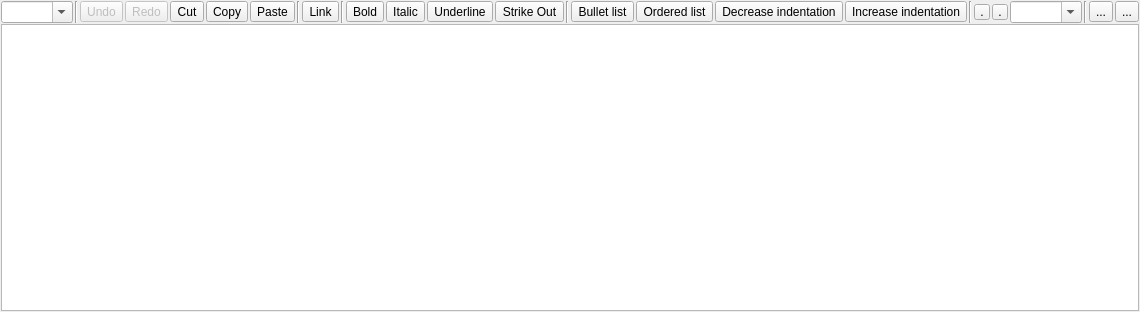
This is mrichtextedit.ui in PeteCastle/SoftwareDesignCaseStudy as Qt 5 draws it before an edit. The edited form follows.
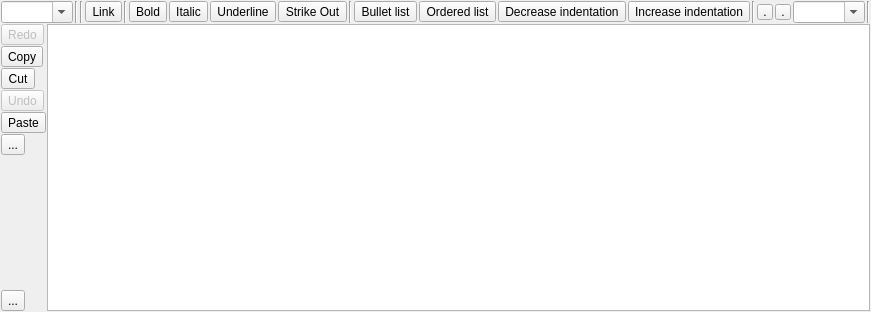
This is the edited form. Icons and pictures are not drawn. Custom widgets are drawn as their Qt base class.

What changed in the file:
```diff
--- a/mrichtextedit.ui
+++ b/mrichtextedit.ui
@@ -67,127 +67,6 @@
         </property>
        </widget>
       </item>
-      <item>
-       <widget class="QToolButton" name="f_undo">
-        <property name="enabled">
-         <bool>false</bool>
-        </property>
-        <property name="focusPolicy">
-         <enum>Qt::ClickFocus</enum>
-        </property>
-        <property name="toolTip">
-         <string>Undo (CTRL+Z)</string>
-        </property>
-        <property name="text">
-         <string>Undo</string>
-        </property>
-        <property name="icon">
-         <iconset theme="edit-undo">
-          <normaloff>.</normaloff>.</iconset>
-        </property>
-        <property name="iconSize">
-         <size>
-          <width>16</width>
-          <height>16</height>
-         </size>
-        </property>
-       </widget>
-      </item>
-      <item>
-       <widget class="QToolButton" name="f_redo">
-        <property name="enabled">
-         <bool>false</bool>
-        </property>
-        <property name="focusPolicy">
-         <enum>Qt::ClickFocus</enum>
-        </property>
-        <property name="toolTip">
-         <string>Redo</string>
-        </property>
-        <property name="text">
-         <string>Redo</string>
-        </property>
-        <property name="icon">
-         <iconset theme="edit-redo">
-          <normaloff>.</normaloff>.</iconset>
-        </property>
-        <property name="iconSize">
-         <size>
-          <width>16</width>
-          <height>16</height>
-         </size>
-        </property>
-       </widget>
-      </item>
-      <item>
-       <widget class="QToolButton" name="f_cut">
-        <property name="focusPolicy">
-         <enum>Qt::ClickFocus</enum>
-        </property>
-        <property name="toolTip">
-         <string>Cut (CTRL+X)</string>
-        </property>
-        <property name="text">
-         <string>Cut</string>
-        </property>
-        <property name="icon">
-         <iconset theme="edit-cut">
-          <normaloff>.</normaloff>.</iconset>
-        </property>
-        <property name="iconSize">
-         <size>
-          <width>16</width>
-          <height>16</height>
-         </size>
-        </property>
-       </widget>
-      </item>
-      <item>
-       <widget class="QToolButton" name="f_copy">
-        <property name="focusPolicy">
-         <enum>Qt::ClickFocus</enum>
-        </property>
-        <property name="toolTip">
-         <string>Copy (CTRL+C)</string>
-        </property>
-        <property name="text">
-         <string>Copy</string>
-        </property>
-        <property name="icon">
-         <iconset theme="edit-copy">
-          <normaloff>.</normaloff>.</iconset>
-        </property>
-        <property name="iconSize">
-         <size>
-          <width>16</width>
-          <height>16</height>
-         </size>
-        </property>
-       </widget>
-      </item>
-      <item>
-       <widget class="QToolButton" name="f_paste">
-        <property name="focusPolicy">
-         <enum>Qt::ClickFocus</enum>
-        </property>
-        <property name="toolTip">
-         <string>Paste (CTRL+V)</string>
-        </property>
-        <property name="text">
-         <string>Paste</string>
-        </property>
-        <property name="icon">
-         <iconset theme="edit-paste">
-          <normaloff>.</normaloff>.</iconset>
-        </property>
-        <property name="iconSize">
-         <size>
-          <width>16</width>
-          <height>16</height>
-         </size>
-        </property>
-       </widget>
-      </item>
       <item>
        <widget class="Line" name="line">
         <property name="orientation">
@@ -502,13 +381,6 @@
         </property>
        </widget>
       </item>
-      <item>
-       <widget class="QToolButton" name="f_image">
-        <property name="text">
-         <string notr="true">...</string>
-        </property>
-       </widget>
-      </item>
       <item>
        <spacer name="horizontalSpacer">
         <property name="orientation">
@@ -522,13 +394,6 @@
         </property>
        </spacer>
       </item>
-      <item>
-       <widget class="QToolButton" name="f_menu">
-        <property name="text">
-         <string>...</string>
-        </property>
-       </widget>
-      </item>
      </layout>
      <zorder>f_paragraph</zorder>
      <zorder>line_4</zorder>
@@ -559,14 +424,176 @@
     </widget>
    </item>
    <item>
-    <widget class="MTextEdit" name="f_textedit">
-     <property name="autoFormatting">
-      <set>QTextEdit::AutoNone</set>
+    <layout class="QHBoxLayout" name="horizontalLayout_2">
+     <property name="topMargin">
+      <number>0</number>
      </property>
-     <property name="tabChangesFocus">
-      <bool>true</bool>
-     </property>
-    </widget>
+     <item>
+      <layout class="QVBoxLayout" name="verticalLayout_2">
+       <property name="leftMargin">
+        <number>0</number>
+       </property>
+       <item>
+        <widget class="QToolButton" name="f_redo">
+         <property name="enabled">
+          <bool>false</bool>
+         </property>
+         <property name="focusPolicy">
+          <enum>Qt::ClickFocus</enum>
+         </property>
+         <property name="toolTip">
+          <string>Redo</string>
+         </property>
+         <property name="text">
+          <string>Redo</string>
+         </property>
+         <property name="icon">
+          <iconset theme="edit-redo">
+           <normaloff>.</normaloff>.</iconset>
+         </property>
+         <property name="iconSize">
+          <size>
+           <width>16</width>
+           <height>16</height>
+          </size>
+         </property>
+        </widget>
+       </item>
+       <item>
+        <widget class="QToolButton" name="f_copy">
+         <property name="focusPolicy">
+          <enum>Qt::ClickFocus</enum>
+         </property>
+         <property name="toolTip">
+          <string>Copy (CTRL+C)</string>
+         </property>
+         <property name="text">
+          <string>Copy</string>
+         </property>
+         <property name="icon">
+          <iconset theme="edit-copy">
+           <normaloff>.</normaloff>.</iconset>
+         </property>
+         <property name="iconSize">
+          <size>
+           <width>16</width>
+           <height>16</height>
+          </size>
+         </property>
+        </widget>
+       </item>
+       <item>
+        <widget class="QToolButton" name="f_cut">
+         <property name="focusPolicy">
+          <enum>Qt::ClickFocus</enum>
+         </property>
+         <property name="toolTip">
+          <string>Cut (CTRL+X)</string>
+         </property>
+         <property name="text">
+          <string>Cut</string>
+         </property>
+         <property name="icon">
+          <iconset theme="edit-cut">
+           <normaloff>.</normaloff>.</iconset>
+         </property>
+         <property name="iconSize">
+          <size>
+           <width>16</width>
+           <height>16</height>
+          </size>
+         </property>
+        </widget>
+       </item>
+       <item>
+        <widget class="QToolButton" name="f_undo">
+         <property name="enabled">
+          <bool>false</bool>
+         </property>
+         <property name="focusPolicy">
+          <enum>Qt::ClickFocus</enum>
+         </property>
+         <property name="toolTip">
+          <string>Undo (CTRL+Z)</string>
+         </property>
+         <property name="text">
+          <string>Undo</string>
+         </property>
+         <property name="icon">
+          <iconset theme="edit-undo">
+           <normaloff>.</normaloff>.</iconset>
+         </property>
+         <property name="iconSize">
+          <size>
+           <width>16</width>
+           <height>16</height>
+          </size>
+         </property>
+        </widget>
+       </item>
+       <item>
+        <widget class="QToolButton" name="f_paste">
+         <property name="focusPolicy">
+          <enum>Qt::ClickFocus</enum>
+         </property>
+         <property name="toolTip">
+          <string>Paste (CTRL+V)</string>
+         </property>
+         <property name="text">
+          <string>Paste</string>
+         </property>
+         <property name="icon">
+          <iconset theme="edit-paste">
+           <normaloff>.</normaloff>.</iconset>
+         </property>
+         <property name="iconSize">
+          <size>
+           <width>16</width>
+           <height>16</height>
+          </size>
+         </property>
+        </widget>
+       </item>
+       <item>
+        <widget class="QToolButton" name="f_image">
+         <property name="text">
+          <string notr="true">...</string>
+         </property>
+        </widget>
+       </item>
+       <item>
+        <spacer name="verticalSpacer">
+         <property name="orientation">
+          <enum>Qt::Vertical</enum>
+         </property>
+         <property name="sizeHint" stdset="0">
+          <size>
+           <width>20</width>
+           <height>40</height>
+          </size>
+         </property>
+        </spacer>
+       </item>
+       <item>
+        <widget class="QToolButton" name="f_menu">
+         <property name="text">
+          <string>...</string>
+         </property>
+        </widget>
+       </item>
+      </layout>
+     </item>
+     <item>
+      <widget class="MTextEdit" name="f_textedit">
+       <property name="autoFormatting">
+        <set>QTextEdit::AutoNone</set>
+       </property>
+       <property name="tabChangesFocus">
+        <bool>true</bool>
+       </property>
+      </widget>
+     </item>
+    </layout>
    </item>
   </layout>
  </widget>
```
Left out of the diff: 10 changed lines with no effect on the pictures.
